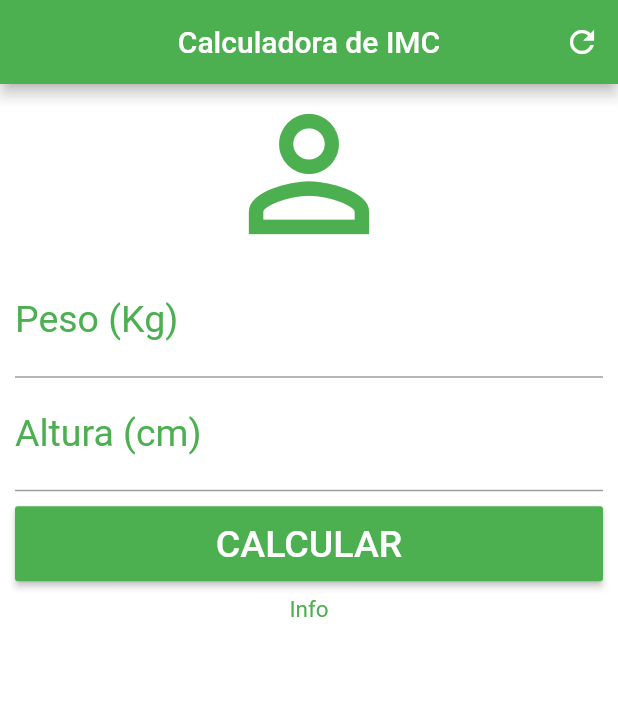
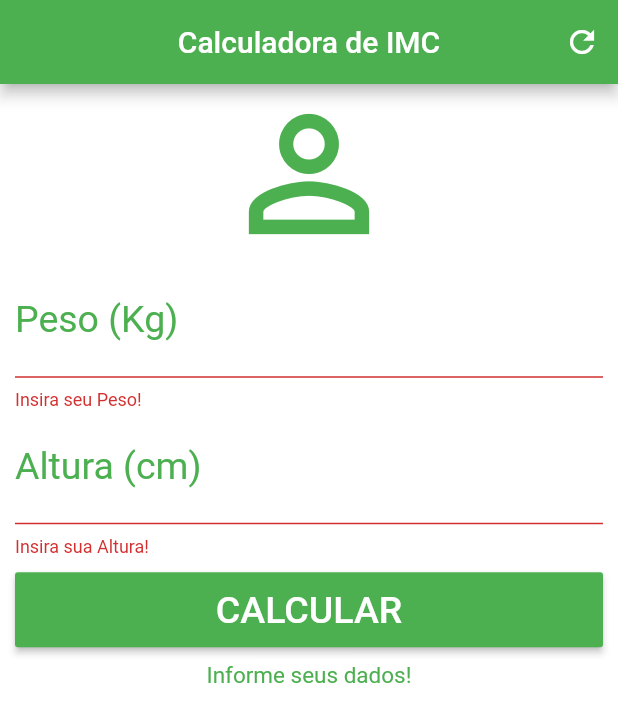
Before and after one commit to vmarinho22/calculadora_imc, a Flutter app: the screen it shows after launch, after a tap on "CALCULAR", on a phone screen of 412 x 824 dp. Shown: the top 722 px of the screen. Run offline on Flutter 3.47's test engine with Material 2 defaults, Android fonts, the phone set to English and light mode, and no system bars.

```diff
--- a/lib/main.dart
+++ b/lib/main.dart
@@ -14,6 +14,45 @@ class Home extends StatefulWidget {
 }
 
 class _HomeState extends State<Home> {
+  //Cria os controlladores dos inputs
+  TextEditingController weightController = new TextEditingController();
+  TextEditingController heightController = new TextEditingController();
+
+  GlobalKey<FormState> _formKey = new GlobalKey<FormState>();
+
+  String _infoText = "Informe seus dados!";
+
+  void _resetFields() {
+    setState(() {
+      weightController.text = "";
+      heightController.text = "";
+      _infoText = "Informe seus dados!";
+    });
+  }
+
+  void _calculate() {
+    setState(() {
+      double weight = double.parse(weightController.text);
+      double height = double.parse(heightController.text) / 100;
+
+      double imc = weight / (height * height);
+      print(imc);
+      if (imc < 18.6) {
+        _infoText = "Abaixo do peso (${imc.toStringAsPrecision(3)})";
+      } else if (imc >= 18.6 && imc < 24.9) {
+        _infoText = "Peso Ideal (${imc.toStringAsPrecision(3)})";
+      } else if (imc >= 24.9 && imc < 29.9) {
+        _infoText = "Levemente acima do peso (${imc.toStringAsPrecision(3)})";
+      } else if (imc >= 29.9 && imc < 34.9) {
+        _infoText = "Obesidade Grau I (${imc.toStringAsPrecision(3)})";
+      } else if (imc >= 34.9 && imc < 39.9) {
+        _infoText = "Obesidade Grau II (${imc.toStringAsPrecision(3)})";
+      } else if (imc > 40) {
+        _infoText = "Obesidade Grau III (${imc.toStringAsPrecision(3)})";
+      }
+    });
+  }
+
   @override
   Widget build(BuildContext context) {
     return Scaffold(
@@ -24,46 +63,69 @@ class _HomeState extends State<Home> {
           actions: <Widget>[
             IconButton(
               icon: Icon(Icons.refresh),
-              onPressed: () {},
+              onPressed: () {
+                _resetFields();
+              },
             )
           ],
         ),
         backgroundColor: Colors.white,
         body: SingleChildScrollView(
           padding: EdgeInsets.fromLTRB(10, 0, 10, 0),
+          child: Form(
+            key: _formKey,
             child: Column(
                 crossAxisAlignment: CrossAxisAlignment.stretch,
                 children: <Widget>[
                   Icon(Icons.person_outline, size: 120, color: Colors.green),
-                TextField(
+                  TextFormField(
                     keyboardType: TextInputType.number,
                     decoration: InputDecoration(
                         labelText: "Peso (Kg)",
                         labelStyle: TextStyle(color: Colors.green)),
                     textAlign: TextAlign.center,
-                    style: TextStyle(color: Colors.green, fontSize: 25)),
-                TextField(
+                    style: TextStyle(color: Colors.green, fontSize: 25),
+                    controller: weightController,
+                    validator: (value) {
+                      if (value!.isEmpty) {
+                        return "Insira seu Peso!";
+                      }
+                    },
+                  ),
+                  TextFormField(
                     keyboardType: TextInputType.number,
                     decoration: InputDecoration(
                         labelText: "Altura (cm)",
                         labelStyle: TextStyle(color: Colors.green)),
                     textAlign: TextAlign.center,
-                    style: TextStyle(color: Colors.green, fontSize: 25)),
+                    style: TextStyle(color: Colors.green, fontSize: 25),
+                    controller: heightController,
+                    validator: (value) {
+                      if (value!.isEmpty) {
+                        return "Insira sua Altura!";
+                      }
+                    },
+                  ),
                   Padding(
                       padding: EdgeInsets.only(top: 10, bottom: 10),
                       child: Container(
                         height: 50,
                         child: RaisedButton(
-                          onPressed: () {},
+                            onPressed: () {
+                              if (_formKey.currentState!.validate()) {
+                                _calculate();
+                              }
+                            },
                             child: Text("CALCULAR",
-                              style:
-                                  TextStyle(color: Colors.white, fontSize: 25)),
+                                style: TextStyle(
+                                    color: Colors.white, fontSize: 25)),
                             color: Colors.green),
                       )),
-                Text("Info",
+                  Text(_infoText,
                       textAlign: TextAlign.center,
                       style: TextStyle(color: Colors.green, fontSize: 15)),
                 ]),
+          ),
         ));
   }
 }
```
Lines whose indentation alone changed are shown as unchanged.
